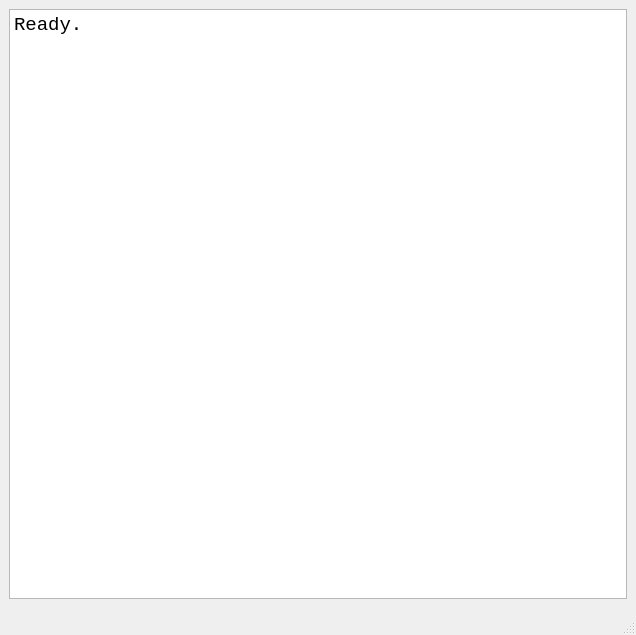
travisseymour/EPICpy, file epicpy/uifiles/traceui.ui: the form before one commit.
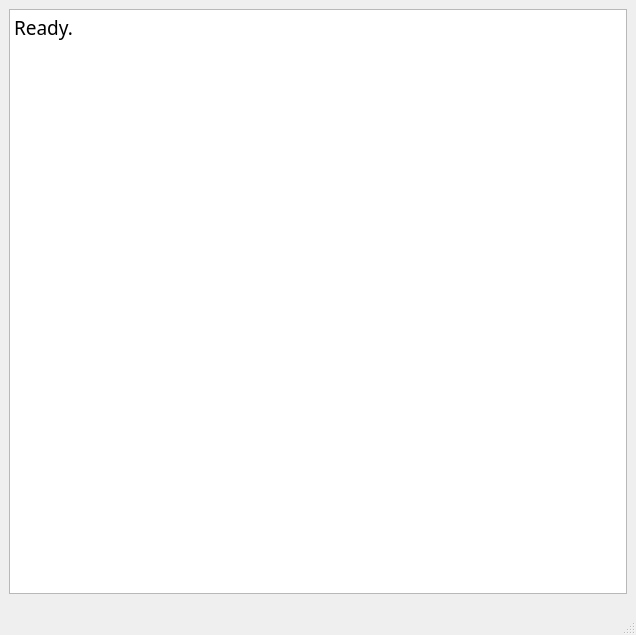
The form after the commit. Custom widgets are drawn as their Qt base class.

What changed in the file:
```diff
--- a/epicpy/uifiles/traceui.ui
+++ b/epicpy/uifiles/traceui.ui
@@ -12,7 +12,7 @@
   </property>
   <property name="font">
    <font>
-    <family>Consolas</family>
+    <family>Fira Mono</family>
     <pointsize>14</pointsize>
    </font>
   </property>
@@ -25,7 +25,7 @@
      <widget class="CachedPlainTextEdit" name="plainTextEditOutput">
       <property name="font">
        <font>
-        <family>Consolas</family>
+        <family>Fira Mono</family>
         <pointsize>14</pointsize>
        </font>
       </property>
```
